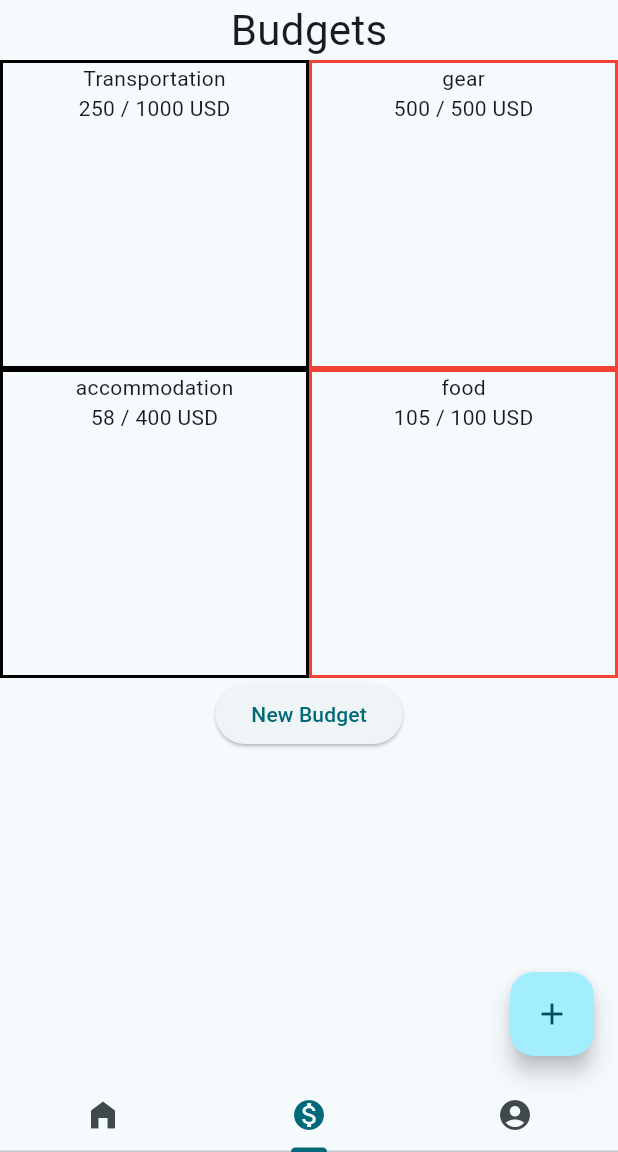
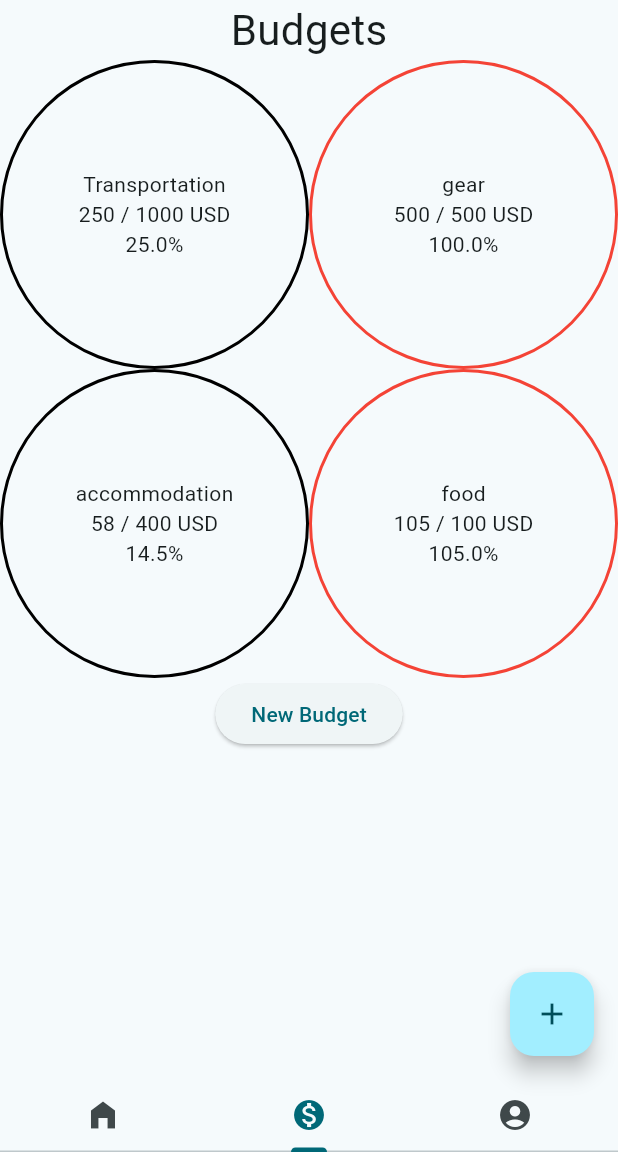
Before and after one commit to Supalien/WiseBud, a Flutter app: the screen it shows after launch, item 2 of the bottom bar chosen, on a phone screen of 412 x 824 dp, the part 84-1236 px from its top. Run offline on Flutter 3.47's test engine with Material 3 defaults, Android fonts, the phone set to English and light mode, and no system bars; our stand-ins replace google_sign_in, supabase_flutter; accounts and stored records are empty.

Commit message:
Some improvements to BudgetInfoWidget

```diff
--- a/lib/pages/budget_tab.dart
+++ b/lib/pages/budget_tab.dart
@@ -63,7 +63,6 @@ class _BudgetTabState extends State<BudgetTab> {
   }
 }
 
-// make this a card widget
 class BudgetInfoWidget extends StatelessWidget {
   const BudgetInfoWidget({super.key});
 
@@ -71,20 +70,30 @@ class BudgetInfoWidget extends StatelessWidget {
   Widget build(BuildContext context) {
     Budget budget = context.watch<Budget>();
     final bool isOverBudget = budget.totalExpenses >= budget.amount;
-    return Container(
+    return Material(
+      child: Ink(
+        // margin: EdgeInsets.all(5),
         decoration: BoxDecoration(
+          shape: BoxShape.circle,
           border: Border.all(
             color: isOverBudget ? Colors.red : Colors.black,
             width: 2.0,
           ),
         ),
+        child: InkWell(
+          customBorder: CircleBorder(),
+          onTap: (){}, // TODO: open budget editor screen
           child: Column(
+            mainAxisAlignment: MainAxisAlignment.center,
             children: [
               Text(budget.name),
               Text(
                 '${formatDouble(budget.totalExpenses)} / ${budget.amount} ${context.read<Trip>().defaultCurrency}',
               ),
+              Text("${100 * budget.totalExpenses / budget.amount}%")
             ],
+          ),
+        ),
       ),
     );
   }
--- a/lib/utils.dart
+++ b/lib/utils.dart
@@ -6,7 +6,7 @@ bool isInThisMonth(DateTime d) {
   // var now = DateTime.now();
   // ***IMPORTANT: BELOW LINE FOR TESTING PURPOSES ONLY! REPLACE LATER WITH ABOVE LINE!
   var now = DateTime(2030, 1, 5); // for testing
-  var start = DateTime(now.year, now.month, 1);
+  var start = DateTime(now.year, now.month);
   var end = DateTime(now.year, now.month + 1).subtract(Duration(days: 1));
   return d.isAfter(start) && d.isBefore(end);
 }
```
Lines whose indentation alone changed are shown as unchanged.
